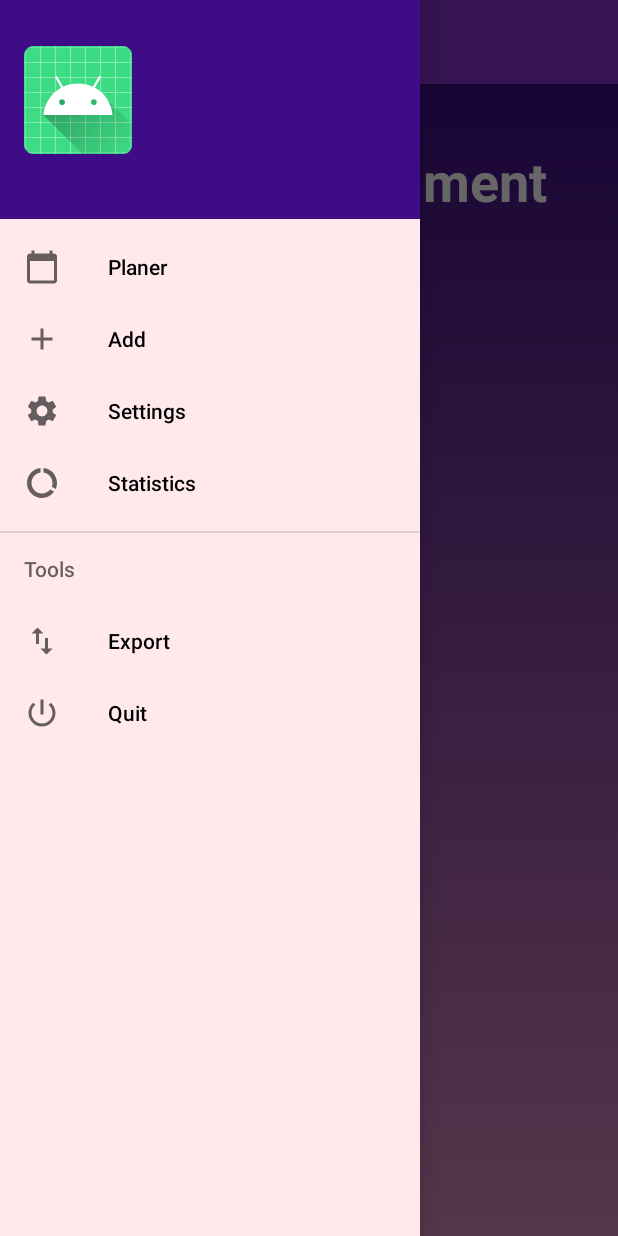
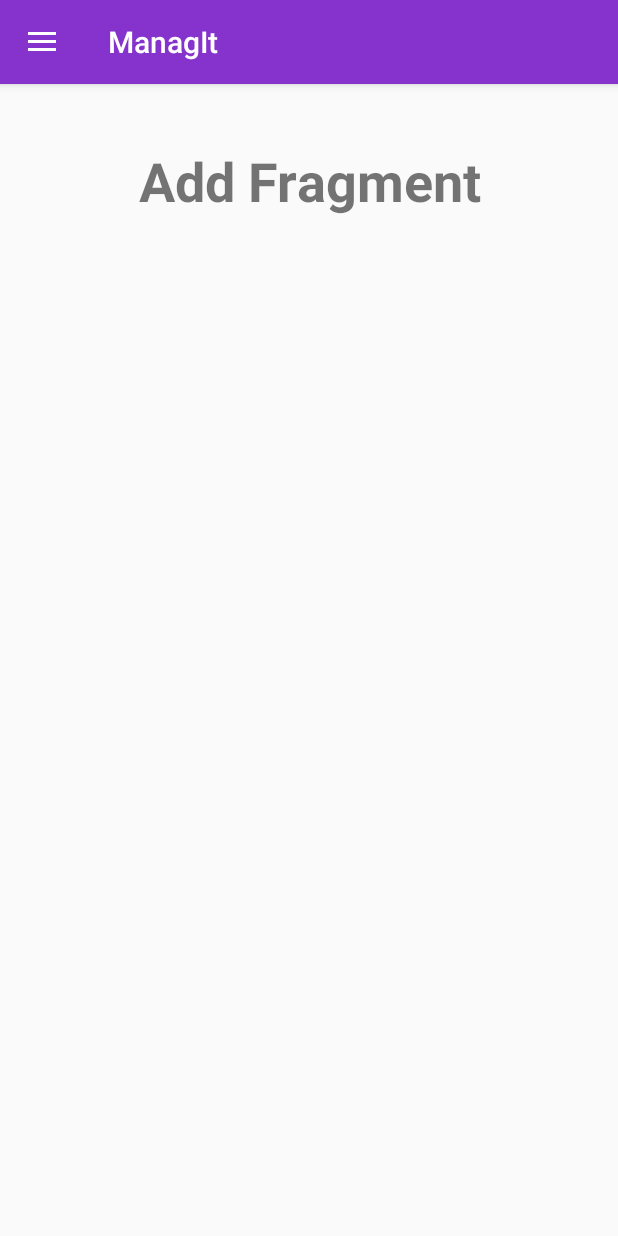
Before and after one commit to Eciric/ManagIt, an Android app: the MenuActivity screen opened directly, with no data from a screen before it, in the side drawer, after a tap on "Add", on a phone screen of 412 x 824 dp. Run offline under Robolectric (Android 15) with nearby library versions, the light colour scheme and no system bars.

Commit message:
[Controller] Add navigation to menu fragments

```diff
--- a/app/src/main/java/res/managit/MenuActivity.java
+++ b/app/src/main/java/res/managit/MenuActivity.java
@@ -14,7 +14,7 @@ import android.widget.Toast;
 
 import com.google.android.material.navigation.NavigationView;
 
-public class MenuActivity extends AppCompatActivity {
+public class MenuActivity extends AppCompatActivity implements NavigationView.OnNavigationItemSelectedListener {
     private DrawerLayout drawer;
 
     @Override
@@ -29,6 +29,57 @@ public class MenuActivity extends AppCompatActivity {
 
         getSupportFragmentManager().beginTransaction().replace(R.id.fragment_container,
                 new statisticsFragment()).commit();
+
+        drawer = findViewById(R.id.drawer_activity);
+        NavigationView navigationView = findViewById(R.id.nav_view);
+        navigationView.setNavigationItemSelectedListener(this);
+        ActionBarDrawerToggle toggle = new ActionBarDrawerToggle(this, drawer, toolbar,
+                R.string.navigation_drawer_open, R.string.navigation_drawer_close);
+
+        drawer.addDrawerListener(toggle);
+        toggle.syncState();
     }
 
+    @Override
+    public void onBackPressed() {
+        if (drawer.isDrawerOpen(GravityCompat.START)) {
+            drawer.closeDrawer(GravityCompat.START);
+        } else {
+            super.onBackPressed();
+        }
+    }
+
+    @Override
+    public boolean onNavigationItemSelected(@NonNull MenuItem item) {
+        switch(item.getItemId()) {
+            case R.id.nav_planer:
+                getSupportFragmentManager().beginTransaction().replace(R.id.fragment_container,
+                        new planerFragment()).commit();
+                break;
+            case R.id.nav_add:
+                getSupportFragmentManager().beginTransaction().replace(R.id.fragment_container,
+                        new addFragment()).commit();
+                break;
+            case R.id.nav_settings:
+                getSupportFragmentManager().beginTransaction().replace(R.id.fragment_container,
+                        new settingsFragment()).commit();
+                break;
+            case R.id.nav_statistics:
+                getSupportFragmentManager().beginTransaction().replace(R.id.fragment_container,
+                        new statisticsFragment()).commit();
+                break;
+            case R.id.nav_export:
+                Toast.makeText(this, "Export selected", Toast.LENGTH_SHORT).show();
+                break;
+            case R.id.nav_quit:
+                Intent intent = new Intent(getApplicationContext(), MainActivity.class);
+                intent.setFlags(Intent.FLAG_ACTIVITY_CLEAR_TOP);
+                intent.putExtra("EXIT", true);
+                startActivity(intent);
+                break;
+        }
+
+        drawer.closeDrawer(GravityCompat.START);
+        return true;
+    }
 }
--- /dev/null
+++ b/app/src/main/java/res/managit/addFragment.java
@@ -0,0 +1,64 @@
+package res.managit;
+
+import android.os.Bundle;
+
+import androidx.fragment.app.Fragment;
+
+import android.view.LayoutInflater;
+import android.view.View;
+import android.view.ViewGroup;
+
+/**
+ * A simple {@link Fragment} subclass.
+ * Use the {@link addFragment#newInstance} factory method to
+ * create an instance of this fragment.
+ */
+public class addFragment extends Fragment {
+
+    // TODO: Rename parameter arguments, choose names that match
+    // the fragment initialization parameters, e.g. ARG_ITEM_NUMBER
+    private static final String ARG_PARAM1 = "param1";
+    private static final String ARG_PARAM2 = "param2";
+
+    // TODO: Rename and change types of parameters
+    private String mParam1;
+    private String mParam2;
+
+    public addFragment() {
+        // Required empty public constructor
+    }
+
+    /**
+     * Use this factory method to create a new instance of
+     * this fragment using the provided parameters.
+     *
+     * @param param1 Parameter 1.
+     * @param param2 Parameter 2.
+     * @return A new instance of fragment addFragment.
+     */
+    // TODO: Rename and change types and number of parameters
+    public static addFragment newInstance(String param1, String param2) {
+        addFragment fragment = new addFragment();
+        Bundle args = new Bundle();
+        args.putString(ARG_PARAM1, param1);
+        args.putString(ARG_PARAM2, param2);
+        fragment.setArguments(args);
+        return fragment;
+    }
+
+    @Override
+    public void onCreate(Bundle savedInstanceState) {
+        super.onCreate(savedInstanceState);
+        if (getArguments() != null) {
+            mParam1 = getArguments().getString(ARG_PARAM1);
+            mParam2 = getArguments().getString(ARG_PARAM2);
+        }
+    }
+
+    @Override
+    public View onCreateView(LayoutInflater inflater, ViewGroup container,
+                             Bundle savedInstanceState) {
+        // Inflate the layout for this fragment
+        return inflater.inflate(R.layout.fragment_add, container, false);
+    }
+}
--- /dev/null
+++ b/app/src/main/java/res/managit/planerFragment.java
@@ -0,0 +1,64 @@
+package res.managit;
+
+import android.os.Bundle;
+
+import androidx.fragment.app.Fragment;
+
+import android.view.LayoutInflater;
+import android.view.View;
+import android.view.ViewGroup;
+
+/**
+ * A simple {@link Fragment} subclass.
+ * Use the {@link planerFragment#newInstance} factory method to
+ * create an instance of this fragment.
+ */
+public class planerFragment extends Fragment {
+
+    // TODO: Rename parameter arguments, choose names that match
+    // the fragment initialization parameters, e.g. ARG_ITEM_NUMBER
+    private static final String ARG_PARAM1 = "param1";
+    private static final String ARG_PARAM2 = "param2";
+
+    // TODO: Rename and change types of parameters
+    private String mParam1;
+    private String mParam2;
+
+    public planerFragment() {
+        // Required empty public constructor
+    }
+
+    /**
+     * Use this factory method to create a new instance of
+     * this fragment using the provided parameters.
+     *
+     * @param param1 Parameter 1.
+     * @param param2 Parameter 2.
+     * @return A new instance of fragment planerFragment.
+     */
+    // TODO: Rename and change types and number of parameters
+    public static planerFragment newInstance(String param1, String param2) {
+        planerFragment fragment = new planerFragment();
+        Bundle args = new Bundle();
+        args.putString(ARG_PARAM1, param1);
+        args.putString(ARG_PARAM2, param2);
+        fragment.setArguments(args);
+        return fragment;
+    }
+
+    @Override
+    public void onCreate(Bundle savedInstanceState) {
+        super.onCreate(savedInstanceState);
+        if (getArguments() != null) {
+            mParam1 = getArguments().getString(ARG_PARAM1);
+            mParam2 = getArguments().getString(ARG_PARAM2);
+        }
+    }
+
+    @Override
+    public View onCreateView(LayoutInflater inflater, ViewGroup container,
+                             Bundle savedInstanceState) {
+        // Inflate the layout for this fragment
+        return inflater.inflate(R.layout.fragment_planer, container, false);
+    }
+}
```
Also changed, not shown: app/src/main/java/res/managit/settingsFragment.java (added, +64 -0 lines).
